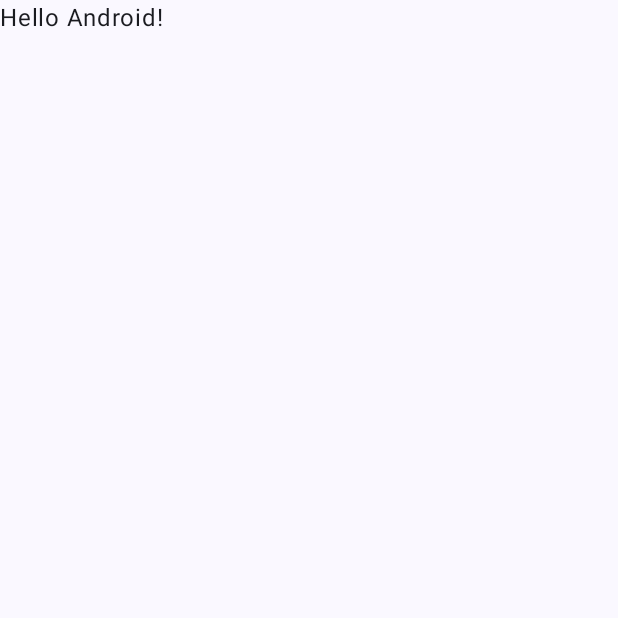
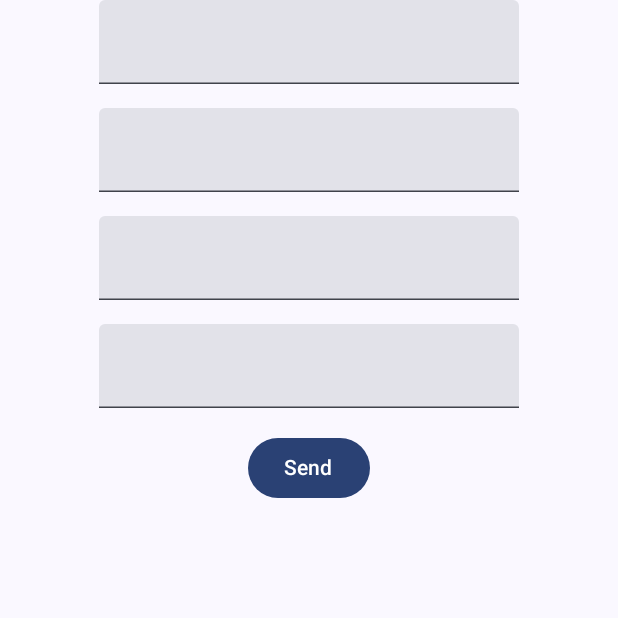
Before and after one commit to shankarlohar/20BAI10040-VITBHOPAL-Smartbridge-Externship, an Android app built with Jetpack Compose: the screen it shows after launch (MainActivity), on a phone screen of 412 x 824 dp, the top half of it. Before the commit the part shown is almost empty. Run offline under Robolectric (Android 15) with nearby library versions, the phone set to English and light mode, and no system bars.

Commit message:
TASK 5 COMPLETE

```diff
--- a/Task5/app/src/main/java/shankar/lohar20bai10040/task5/MainActivity.kt
+++ b/Task5/app/src/main/java/shankar/lohar20bai10040/task5/MainActivity.kt
@@ -11,6 +11,7 @@ import androidx.compose.runtime.Composable
 import androidx.compose.ui.Modifier
 import androidx.compose.ui.tooling.preview.Preview
 import shankar.lohar20bai10040.task5.ui.theme.Task5Theme
+import shankar.lohar20bai10040.task5.ui.view.screen.BaseScreen
 
 class MainActivity : ComponentActivity() {
     override fun onCreate(savedInstanceState: Bundle?) {
@@ -22,25 +23,9 @@ class MainActivity : ComponentActivity() {
                     modifier = Modifier.fillMaxSize(),
                     color = MaterialTheme.colorScheme.background
                 ) {
-                    Greeting("Android")
+                    BaseScreen(applicationContext)
                 }
             }
         }
     }
 }
-
-@Composable
-fun Greeting(name: String, modifier: Modifier = Modifier) {
-    Text(
-        text = "Hello $name!",
-        modifier = modifier
-    )
-}
-
-@Preview(showBackground = true)
-@Composable
-fun GreetingPreview() {
-    Task5Theme {
-        Greeting("Android")
-    }
-}
--- /dev/null
+++ b/Task5/app/src/main/java/shankar/lohar20bai10040/task5/data/DataRepository.kt
@@ -0,0 +1,5 @@
+package shankar.lohar20bai10040.task5.data
+
+import androidx.compose.runtime.mutableStateListOf
+
+val dataList = mutableStateListOf<Details>()
--- /dev/null
+++ b/Task5/app/src/main/java/shankar/lohar20bai10040/task5/data/Details.kt
@@ -0,0 +1,3 @@
+package shankar.lohar20bai10040.task5.data
+
+data class Details(val name: String, val age: String, val mobile: String, val location: String)
--- /dev/null
+++ b/Task5/app/src/main/java/shankar/lohar20bai10040/task5/ui/view/screen/BaseScreen.kt
@@ -0,0 +1,102 @@
+package shankar.lohar20bai10040.task5.ui.view.screen
+
+import android.content.Context
+import android.widget.Toast
+import androidx.compose.foundation.clickable
+import androidx.compose.foundation.layout.Arrangement
+import androidx.compose.foundation.layout.Column
+import androidx.compose.foundation.layout.Spacer
+import androidx.compose.foundation.layout.fillMaxSize
+import androidx.compose.foundation.layout.fillMaxWidth
+import androidx.compose.foundation.layout.padding
+import androidx.compose.foundation.lazy.LazyColumn
+import androidx.compose.foundation.lazy.items
+import androidx.compose.material3.Button
+import androidx.compose.material3.Card
+import androidx.compose.material3.ExperimentalMaterial3Api
+import androidx.compose.material3.Text
+import androidx.compose.material3.TextField
+import androidx.compose.runtime.Composable
+import androidx.compose.runtime.getValue
+import androidx.compose.runtime.mutableStateOf
+import androidx.compose.runtime.remember
+import androidx.compose.runtime.setValue
+import androidx.compose.ui.Alignment
+import androidx.compose.ui.Modifier
+import androidx.compose.ui.unit.dp
+import shankar.lohar20bai10040.task5.data.Details
+import shankar.lohar20bai10040.task5.data.dataList
+
+
+@OptIn(ExperimentalMaterial3Api::class)
+@Composable
+fun BaseScreen(
+    context: Context,
+    modifier: Modifier = Modifier
+){
+    Column(
+        horizontalAlignment = Alignment.CenterHorizontally,
+        verticalArrangement = Arrangement.Top,
+        modifier = modifier.fillMaxSize()
+    ) {
+        val name  = remember{
+            mutableStateOf("")
+        }
+        val age  = remember{
+            mutableStateOf("")
+        }
+        val mobile  = remember{
+            mutableStateOf("")
+        }
+        val location  = remember{
+            mutableStateOf("")
+        }
+
+        val info by remember {
+            mutableStateOf(dataList)
+        }
+
+        TextField(value = name.value, onValueChange = { name.value = it })
+        Spacer(modifier = modifier.padding(8.dp))
+        TextField(value = age.value, onValueChange = { age.value = it })
+        Spacer(modifier = modifier.padding(8.dp))
+        TextField(value = mobile.value, onValueChange = { mobile.value = it })
+        Spacer(modifier = modifier.padding(8.dp))
+        TextField(value = location.value, onValueChange = { location.value = it })
+        Spacer(modifier = modifier.padding(8.dp))
+        Button(onClick = {
+            val newDetails = Details(
+                name = name.value,
+                age = age.value,
+                mobile = mobile.value,
+                location = location.value
+            )
+            info.add(newDetails)
+            Toast.makeText(context,"Data sent!", Toast.LENGTH_SHORT).show()
+        }) {
+            Text(text = "Send")
+        }
+        Spacer(modifier = modifier.padding(8.dp))
+        LazyColumn(){
+            items(info){data->
+                ShowCard(data)
+                Spacer(modifier = modifier.padding(8.dp))
+            }
+        }
+    }
+}
+
+@Composable
+fun ShowCard(data: Details) {
+    Card(
+        modifier = Modifier
+            .fillMaxWidth()
+            .padding(15.dp)
+            .clickable { },
+    ) {
+        Text(text = "Name = ${data.name}")
+        Text(text = "Age = ${data.age}")
+        Text(text = "Mobile = ${data.mobile}")
+        Text(text = "Location = ${data.location}")
+    }
+}
```
